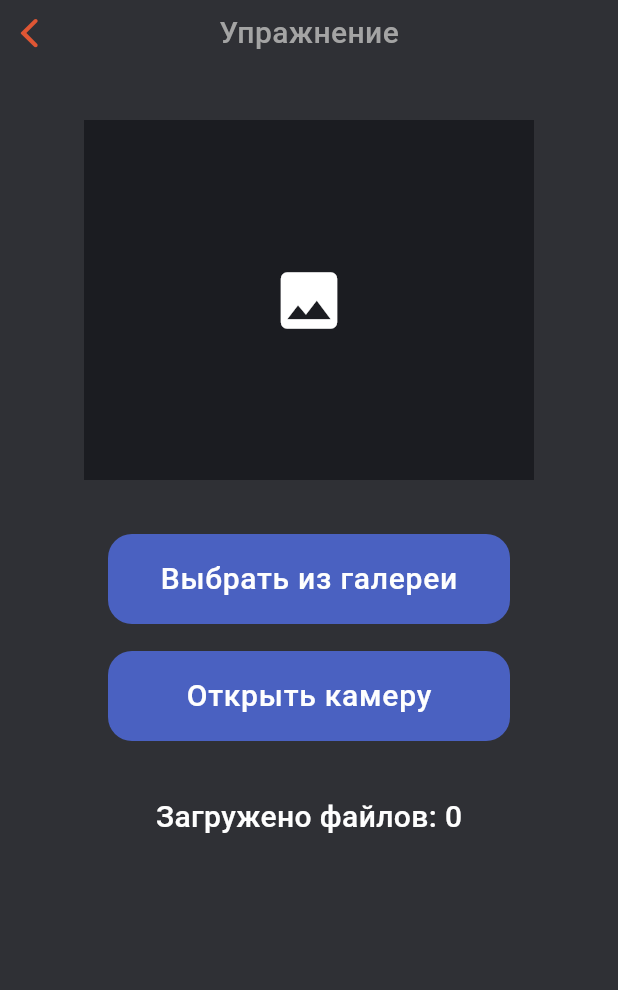
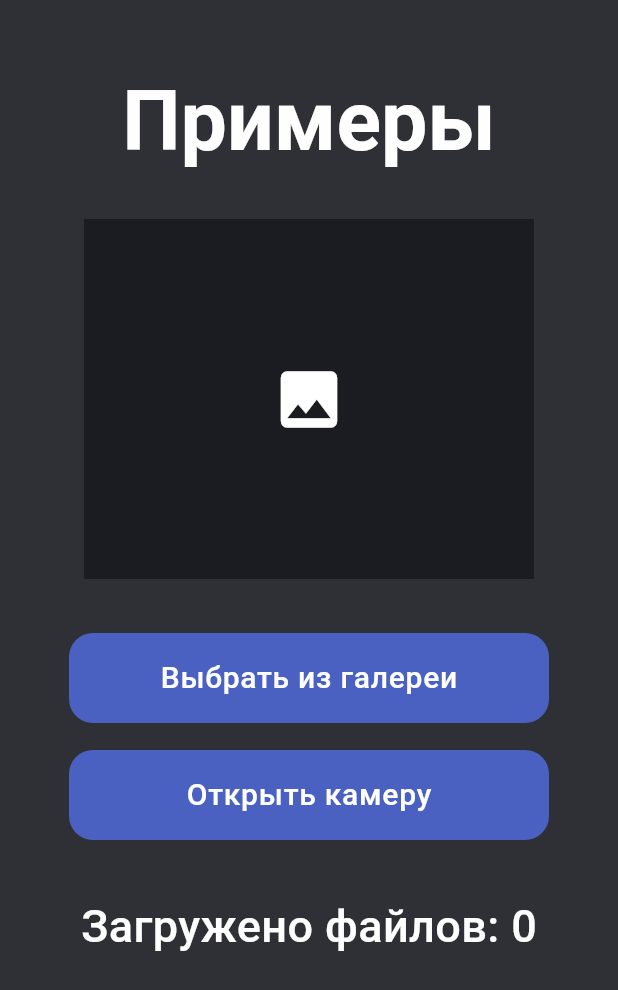
Before and after one commit to StepAlex1995/DDX-client, a Flutter app: the LoadPhotoExercise screen opened directly with empty values, on a phone screen of 412 x 824 dp. Shown: the top 990 px of the screen. Run offline on Flutter 3.47's test engine with Material 3 defaults, Android fonts, the phone set to English and light mode, and no system bars; our stand-ins replace badges, bloc, dio, equatable, flutter_bloc, flutter_secure_storage and 5 more; missing offline and left inert: cupertino_radio_choice; accounts and stored records are empty; network calls fail.

Commit message:
Minor bugs fixed

```diff
--- a/lib/features/client/client_page.dart
+++ b/lib/features/client/client_page.dart
@@ -1,3 +1,4 @@
+import 'package:ddx_trainer/features/statistics/statistics_page.dart';
 import 'package:ddx_trainer/features/task_list/task_list_page.dart';
 import 'package:ddx_trainer/router/app_router.dart';
 import 'package:flutter/cupertino.dart';
@@ -84,7 +85,7 @@ class ClientPage extends StatelessWidget {
                   text: AppTxt.btnShowState,
                   textStyle: theme.textTheme.labelMedium,
                   onPressed: () {
-                    //goToEditProfile(context);
+                    goToStatisticsPage(context);
                   },
                 ),
               ),
@@ -116,4 +117,7 @@ class ClientPage extends StatelessWidget {
   goToTaskListPage(BuildContext context) {
     AppRouter.goToPage(context, TaskListPage(user: user, client: client));
   }
+  goToStatisticsPage(BuildContext context) {
+    AppRouter.goToPage(context, const StatisticsPage());
+  }
 }
--- a/lib/features/exercise/add_exercise_page.dart
+++ b/lib/features/exercise/add_exercise_page.dart
@@ -66,9 +66,8 @@ class _AddExercisePageState extends State<AddExercisePage> {
             bloc: _exerciseBloc,
             listener: (context, state) {
               if (state is ExerciseUploaded) {
-                //goToLoadPhotoExercise(state.exerciseId);
-                AppRouter.goToPage(
-                    context, HomeTrainerPage(user: widget.user, indexTab: 1));
+                AppRouter.goToPage(context,
+                    HomeTrainerPage(user: widget.user, indexTab: 1), true);
               }
             },
             child: BlocBuilder<ExerciseBloc, ExerciseState>(
--- a/lib/features/exercise/create_exercise_page.dart
+++ b/lib/features/exercise/create_exercise_page.dart
@@ -72,7 +72,7 @@ class _CreateExercisePageState extends State<CreateExercisePage> {
       decoration: BoxDecoration(color: theme.canvasColor),
       child: SafeArea(
         child: Container(
-          padding: const EdgeInsets.symmetric(horizontal: 40),
+          padding: const EdgeInsets.symmetric(horizontal: 10),
           child: ListView(
             children: [
               const SizedBox(
--- a/lib/features/home_client/home_client_page.dart
+++ b/lib/features/home_client/home_client_page.dart
@@ -1,11 +1,10 @@
-import 'package:ddx_trainer/repository/client/model/client.dart';
+import 'package:ddx_trainer/features/statistics/statistics_page.dart';
 import 'package:flutter/cupertino.dart';
 import 'package:flutter/material.dart';
 import 'package:badges/badges.dart' as badges;
 
 import '../../repository/user_repository/model/user_response.dart';
 import '../../text/text.dart';
-import '../client/client_page.dart';
 import '../discussions/discussions_page.dart';
 import '../profile/profile_page.dart';
 import '../task_list/task_list_page.dart';
@@ -64,7 +63,7 @@ class _HomeClientPageState extends State<HomeClientPage> {
             case 0:
               return TaskListPage(user: user, client: user.convertToClient());
             case 1:
-              return Container();
+              return const StatisticsPage();
             case 2:
               return DiscussionsPage(user: user);
             case 3:
--- a/lib/features/load_photo_exercise/load_photo_exercise.dart
+++ b/lib/features/load_photo_exercise/load_photo_exercise.dart
@@ -48,21 +48,31 @@ class _LoadPhotoExerciseState extends State<LoadPhotoExercise> {
   Widget build(BuildContext context) {
     final theme = Theme.of(context);
     return CupertinoPageScaffold(
-        navigationBar: CupertinoNavigationBar(
+        /*navigationBar: CupertinoNavigationBar(
           backgroundColor: AppColor.darkBackgroundColor,
           middle: Text(
             AppTxt.titleExercise,
             style: theme.textTheme.bodyMedium!
                 .copyWith(color: AppColor.hintTextColor),
           ),
-        ),
+        ),*/
         child: Material(
             child: Container(
           padding:
-              const EdgeInsets.only(left: 36.0, right: 36, top: 36, bottom: 36),
+              const EdgeInsets.only(left: 10.0, right: 10, top: 36, bottom: 36),
           alignment: Alignment.center,
           child: Column(
             children: [
+              const SizedBox(
+                height: 10,
+              ),
+              Text(
+                AppTxt.titlePhotoExecute,
+                textAlign: TextAlign.center,
+                style: theme.textTheme.titleLarge,
+              ),const SizedBox(
+                height: 30,
+              ),
               Container(
                 width: 300,
                 height: 240,
@@ -100,10 +110,9 @@ class _LoadPhotoExerciseState extends State<LoadPhotoExercise> {
                 ),
               ),
 
-              /////
               Text(
-                AppTxt.uploadedFilesCount + "\t" + photoNumber.toString(),
-                style: theme.textTheme.bodyMedium,
+                "${AppTxt.uploadedFilesCount}\t$photoNumber",
+                style: theme.textTheme.bodyMedium?.copyWith(fontSize: 30),
               ),
               BlocListener<LoadPhotoExerciseBloc, LoadPhotoExerciseState>(
                 bloc: _loadPhotoExerciseBloc,
@@ -176,38 +185,19 @@ class _LoadPhotoExerciseState extends State<LoadPhotoExercise> {
                       }
                     }),
               ),
-              ///////
-              /*Builder(
-                    builder: (context) {
-                      if (file != null) {
-                        return Padding(
-                          padding: const EdgeInsets.only(
-                              left: 9.0, right: 9, top: 18, bottom: 18),
-                          child: RoundedButton(
-                            bgrColor: AppColor.primaryColor,
-                            text: AppTxt.btnUploadPhoto,
-                            textStyle: theme.textTheme.labelMedium,
-                            onPressed: () {
-                              uploadPhoto();
-                              //goToExerciseList();
-                            },
-                          ),
-                        );
-                      } else {
-                        return Container();
-                      }
-                    },
-                  ),*/
 
               Builder(builder: (context) {
                 if (loadSuccess == true) {
-                  return RoundedButton(
-                    bgrColor: AppColor.secondaryAccentColor,
-                    text: AppTxt.btnComplete,
-                    textStyle: theme.textTheme.labelMedium,
-                    onPressed: () {
-                      goToExerciseList();
-                    },
+                  return Padding(
+                    padding: const EdgeInsets.only(left: 10.0,right: 10,top: 30),
+                    child: RoundedButton(
+                      bgrColor: AppColor.primaryColor,
+                      text: AppTxt.btnComplete,
+                      textStyle: theme.textTheme.labelMedium,
+                      onPressed: () {
+                        goToExerciseList();
+                      },
+                    ),
                   );
                 } else {
                   return Container();
@@ -248,8 +238,6 @@ class _LoadPhotoExerciseState extends State<LoadPhotoExercise> {
 
   goToExerciseList() {
     AppRouter.goToPage(context, HomeTrainerPage(user: user, indexTab: 1), true);
-    //  Navigator.pop(context);
-    //  Navigator.pop(context);
   }
 
   getCamera() async {
--- a/lib/features/msg/messenger_page.dart
+++ b/lib/features/msg/messenger_page.dart
@@ -197,10 +197,10 @@ class _MessengerPageState extends State<MessengerPage> {
       child: Align(
         alignment: Alignment.bottomCenter,
         child: Container(
-          height: 120,
           padding: const EdgeInsets.symmetric(vertical: 30, horizontal: 20),
           color: AppColor.darkBackgroundColor,
           child: TextField(
+            maxLines: 1,
             onChanged: (text) {
               if (text.isEmpty && isReadyToSending ||
                   text.isNotEmpty && !isReadyToSending) {
@@ -218,6 +218,9 @@ class _MessengerPageState extends State<MessengerPage> {
                 listener: (context, state) {
                   if (state is MsgSendState) {
                     textMsgController.clear();
+                    setState(() {
+                      isReadyToSending = false;
+                    });
                     _msgListBloc.add(LoadMsgListEvent(
                         user: widget.user, taskId: widget.task.id));
                   }
--- a/lib/text/text.dart
+++ b/lib/text/text.dart
@@ -42,6 +42,7 @@ class AppTxt {
   static const titleTasks = 'Тренировки';
   static const titleTask = 'Задание';
   static const titleTasksExecute = 'Упражнение';
+  static const titlePhotoExecute = 'Примеры';
 
   static const lvlEasy = 'Начинающий';
   static const lvlMedium = 'Средний';
@@ -122,6 +123,8 @@ class AppTxt {
   static const errBtnTextDefault = 'Обновить';
 
   static const emptyDataDropdown = 'Выбрать';
+  static const inDeveloping = 'В разработке';
+  static const inDevelopingDescription = 'В следующем обновлении';
 
   static List<DropdownMenuItem<String>> musculeDropdownItems = [
     DropdownMenuItem(
--- a/lib/theme/theme.dart
+++ b/lib/theme/theme.dart
@@ -1,6 +1,6 @@
 import 'package:flutter/cupertino.dart';
 import 'package:flutter/material.dart';
-import 'package:google_fonts/google_fonts.dart';
+//import 'package:google_fonts/google_fonts.dart';
 
 /*const backgroundColor = Color.fromARGB(255, 35, 39, 45);
 const primaryColor = Color.fromARGB(255, 236, 137, 48);
@@ -86,13 +86,16 @@ class AppColor {
   static const backgroundColor = Color.fromARGB(255, 47, 48, 53);
   static const primaryColor = Color.fromARGB(255, 223, 86, 52);
   static const disabledColor = Color.fromARGB(155, 183, 56, 22);
-  static const accentColor = Color.fromARGB(255, 0, 255, 0);
+  static const accentColor = Colors.yellow;// Color.fromARGB(255, 0, 255, 0);
   static const mainTextColor = Color.fromARGB(255, 254, 254, 254);
   static const titleTextColor = Color.fromARGB(255, 254, 254, 254);
   static const editTextColor = Color.fromARGB(255, 254, 254, 254);
   static const hintTextColor = Color.fromARGB(255, 164, 164, 164);
   static const transparentColor = Color.fromARGB(0, 0, 0, 0);
   static const semiWhite = Color.fromARGB(255, 112, 113, 115);
+  static const badGrade = Colors.red;
+  static const okGrade = Colors.yellow;
+  static const goodGrade = Colors.green;
 
   static const appGrey = Color.fromARGB(255, 82, 83, 85);
 
--- a/pubspec.yaml
+++ b/pubspec.yaml
@@ -15,14 +15,10 @@ dependencies:
   equatable: ^2.0.5
   flutter_secure_storage: ^9.2.2
   get_it: ^7.7.0
-  google_fonts: ^6.2.1
-  font_awesome_flutter: ^10.7.0
   dio: ^5.4.3+1
   cupertino_radio_choice: ^1.0.2
   intl: ^0.19.0
   badges: ^3.1.2
-  cached_network_image: ^3.3.1
-  #//image_picker: ^1.1.2
   image_picker: ^0.8.4+3
   permission_handler: ^10.3.0
   table_calendar: ^3.1.2
@@ -33,7 +29,6 @@ dev_dependencies:
   flutter_test:
     sdk: flutter
   flutter_lints: ^3.0.0
-  flutter_launcher_icons: ^0.9.2
 
 flutter:
   uses-material-design: true
@@ -42,4 +37,3 @@ flutter:
 
 flutter_icons:
   android: true
-  image_path: "assets/logg.png"
```
Also changed, not shown: lib/features/discussions/discussions_page.dart (+8 -13 lines), lib/features/exercise/exercise_page.dart (+6 -10 lines), lib/features/statistics/statistics_page.dart (added, +36 -0 lines), lib/features/task/task_client_page.dart (+33 -8 lines), lib/features/task/task_trainer_page.dart (+31 -8 lines), lib/features/task_list/widgets/task_tile.dart (+10 -10 lines), pubspec.lock.
